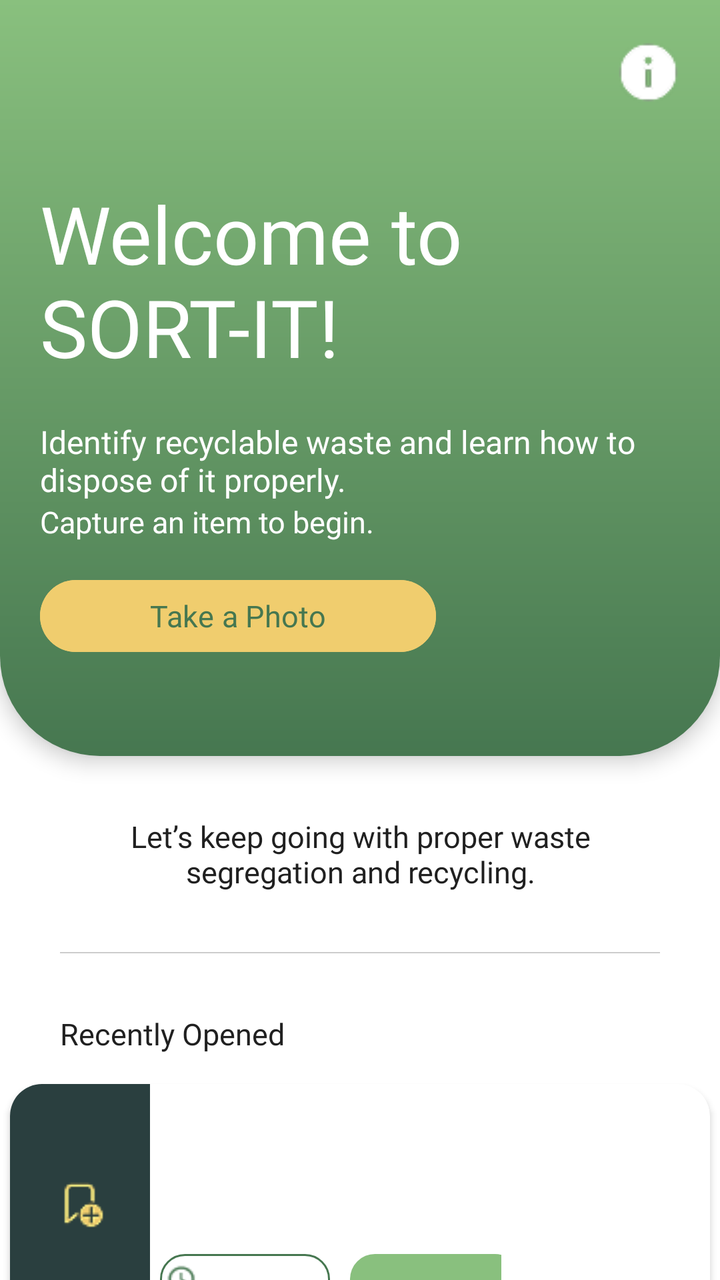
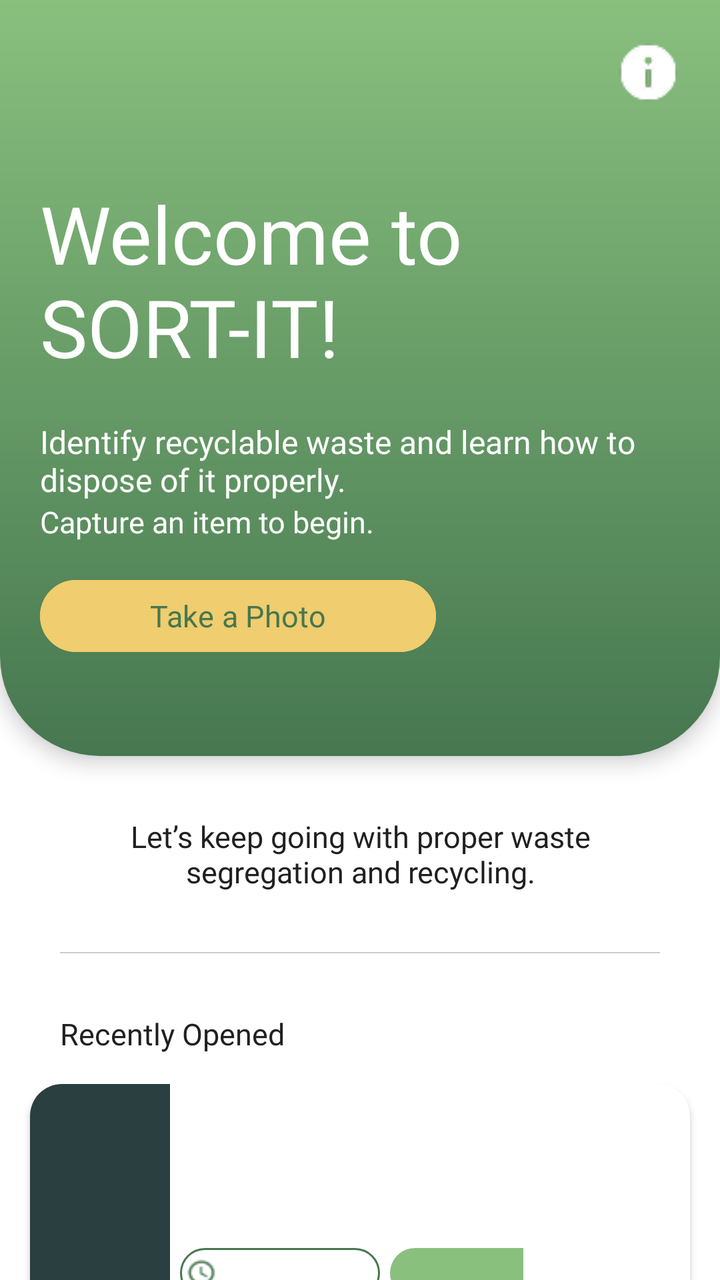

Screens rendered from an Android XML layout before and after an edit, with the pre-edit source and the edit as a unified diff.
<!-- AndroidManifest.xml: application theme Theme.SortItJSON -->
<!-- res/layout/fragment_new_home.xml -->
<?xml version="1.0" encoding="utf-8"?>
<FrameLayout xmlns:android="http://schemas.android.com/apk/res/android"
    android:layout_width="match_parent"
    android:layout_height="match_parent">

    <LinearLayout
        android:layout_width="match_parent"
        android:layout_height="match_parent"
        android:orientation="vertical"
        android:background="#FFFFFF">

        
        <FrameLayout
            android:layout_width="match_parent"
            android:layout_height="378dp"
            android:background="@drawable/home_header_bg"
            android:translationZ="6dp">

            
            <LinearLayout
                android:layout_width="match_parent"
                android:layout_height="match_parent"
                android:orientation="vertical"
                android:layout_marginTop="30dp">

                <TextView
                    android:id="@+id/titleText"
                    android:layout_width="match_parent"
                    android:layout_height="wrap_content"
                    android:layout_margin="20dp"
                    android:paddingTop="40dp"
                    android:fontFamily="@font/montserrat_extrabold"
                    android:text="Welcome to SORT-IT!"
                    android:textColor="#FFFFFF"
                    android:textSize="40sp" />

                <TextView
                    android:id="@+id/Desc1Text"
                    android:layout_width="343dp"
                    android:layout_height="wrap_content"
                    android:layout_marginStart="20dp"
                    android:fontFamily="@font/montserrat_semibold"
                    android:text="@string/Home_Desc1"
                    android:textColor="#FFFFFF"
                    android:textSize="16sp" />

                <TextView
                    android:id="@+id/Desc2Text"
                    android:layout_width="wrap_content"
                    android:layout_height="wrap_content"
                    android:layout_marginStart="20dp"
                    android:fontFamily="@font/montserrat_regular"
                    android:text="@string/Home_Desc2"
                    android:textColor="#FFFFFF"
                    android:textSize="15sp" />

                <Button
                    android:id="@+id/CaptureButon"
                    android:layout_width="198dp"
                    android:layout_height="44dp"
                    android:layout_marginStart="20dp"
                    android:layout_marginTop="15dp"
                    android:backgroundTint="#F0CD6E"
                    android:fontFamily="@font/montserrat_bold"
                    android:text="Take a Photo"
                    android:textAllCaps="false"
                    android:textColor="#467750"
                    android:textSize="15sp" />

            </LinearLayout>

            
            <ImageButton
                android:id="@+id/btnAbout"
                android:layout_width="40dp"
                android:layout_height="40dp"
                android:layout_gravity="top|end"
                android:layout_margin="16dp"
                android:background="@android:color/transparent"
                android:src="@drawable/aboutmenu"
                android:contentDescription="Info"
                android:padding="8dp" />

        </FrameLayout>

        
        <TextView
            android:layout_width="match_parent"
            android:layout_height="wrap_content"
            android:layout_margin="30dp"
            android:gravity="center"
            android:text="Let’s keep going with proper waste segregation and recycling."
            android:textColor="#202020"
            android:textSize="15sp"
            android:fontFamily="@font/montserrat_regular" />

        
        <View
            android:layout_width="match_parent"
            android:layout_height="0.5dp"
            android:layout_marginStart="30dp"
            android:layout_marginEnd="30dp"
            android:background="#CCCCCC" />

        
        <TextView
            android:layout_width="match_parent"
            android:layout_height="wrap_content"
            android:layout_marginStart="30dp"
            android:layout_marginEnd="30dp"
            android:layout_marginTop="30dp"
            android:layout_marginBottom="10dp"
            android:text="Recently Opened"
            android:textColor="#202020"
            android:textSize="15sp"
            android:fontFamily="@font/montserrat_semibold" />

        
        <com.google.android.material.card.MaterialCardView
            xmlns:android="http://schemas.android.com/apk/res/android"
            xmlns:app="http://schemas.android.com/apk/res-auto"
            android:layout_width="match_parent"
            android:layout_height="120dp"
            android:layout_margin="5dp"
            app:cardCornerRadius="16dp"
            app:cardElevation="2dp"
            app:strokeWidth="0dp"
            android:backgroundTint="@android:color/white">

            <LinearLayout
                android:layout_width="match_parent"
                android:layout_height="match_parent"
                android:orientation="horizontal">

                
                <LinearLayout
                    android:layout_width="70dp"
                    android:layout_height="match_parent"
                    android:background="#2A3F3F"
                    android:gravity="center">

                    <ImageButton
                        android:id="@+id/bookmark"
                        android:layout_width="wrap_content"
                        android:layout_height="wrap_content"
                        android:src="@drawable/notbookmark"
                        android:background="@android:color/transparent"
                        android:contentDescription="Bookmark" />

                </LinearLayout>

                
                <LinearLayout
                    android:layout_width="0dp"
                    android:layout_height="match_parent"
                    android:layout_weight="2.5"
                    android:orientation="vertical">

                    <TextView
                        android:id="@+id/title"
                        android:layout_width="match_parent"
                        android:layout_height="0dp"
                        android:layout_weight="2"
                        android:fontFamily="@font/montserrat_bold"
                        android:gravity="center_vertical"
                        android:padding="12dp"
                        android:textColor="#467750"
                        android:textSize="15sp" />

                    <LinearLayout
                        android:layout_width="match_parent"
                        android:layout_height="0dp"
                        android:layout_weight="1"
                        android:orientation="horizontal">

                        <LinearLayout
                            android:layout_width="85dp"
                            android:layout_height="wrap_content"
                            android:orientation="horizontal"
                            android:gravity="center_vertical"
                            android:background="@drawable/time_bg"
                            android:layout_margin="5dp"
                            android:padding="3dp">

                            <ImageView
                                android:layout_width="16dp"
                                android:layout_height="16dp"
                                android:src="@drawable/clock"
                                android:contentDescription="Clock Icon"
                                android:layout_marginEnd="4dp" />

                            <TextView
                                android:id="@+id/time"
                                android:layout_width="wrap_content"
                                android:layout_height="wrap_content"
                                android:textColor="#000000"
                                android:textSize="14sp"
                                android:fontFamily="@font/montserrat_semibold" />

                        </LinearLayout>

                        <LinearLayout
                            android:layout_width="85dp"
                            android:layout_height="wrap_content"
                            android:background="@drawable/difficulty_easy_bg"
                            android:layout_margin="5dp">

                            <TextView
                                android:id="@+id/difficulty"
                                android:layout_width="0dp"
                                android:layout_height="match_parent"
                                android:layout_weight="1"
                                android:padding="3dp"
                                android:gravity="center_horizontal"
                                android:textColor="#000000"
                                android:textSize="14sp"
                                android:fontFamily="@font/montserrat_semibold" />
                        </LinearLayout>

                    </LinearLayout>

                </LinearLayout>

                
                <ImageView
                    android:id="@+id/image"
                    android:layout_width="69dp"
                    android:layout_height="match_parent"
                    android:layout_weight="0.5"
                    android:scaleType="centerCrop" />

            </LinearLayout>

        </com.google.android.material.card.MaterialCardView>

    </LinearLayout>

</FrameLayout>
<!-- resources referenced by this layout -->
<resources>
  <!-- drawable aboutmenu: png bitmap (drawable, 993 bytes) -->
  <!-- drawable clock: png bitmap (drawable, 581 bytes) -->
  <!-- drawable difficulty_easy_bg (drawable) -->
  <?xml version="1.0" encoding="utf-8"?>
  <layer-list xmlns:android="http://schemas.android.com/apk/res/android">
  
      
      <item>
          <shape android:shape="rectangle">
  
              <solid android:color="#89C07E"/>
  
              
              <size android:height="25dp"/>
              <size android:width="74dp"/>
  
              <corners
                  android:topLeftRadius="50dp"
                  android:topRightRadius="50dp"
                  android:bottomLeftRadius="50dp"
                  android:bottomRightRadius="50dp"/>
  
          </shape>
      </item>
  
  </layer-list>
  <!-- drawable home_header_bg (drawable) -->
  <?xml version="1.0" encoding="utf-8"?>
  <layer-list xmlns:android="http://schemas.android.com/apk/res/android">
  
      
      <item>
          <shape android:shape="rectangle">
  
              
              <gradient
                  android:startColor="#467750"
                  android:endColor="#89C07E"
                  android:angle="90" />
  
              
              <size android:height="378dp"/>
  
              <corners
                  android:topLeftRadius="0dp"
                  android:topRightRadius="0dp"
                  android:bottomLeftRadius="50dp"
                  android:bottomRightRadius="50dp"/>
          </shape>
      </item>
  
  </layer-list>
  <!-- drawable notbookmark: png bitmap (drawable, 1077 bytes) -->
  <!-- drawable time_bg (drawable) -->
  <?xml version="1.0" encoding="utf-8"?>
  <layer-list xmlns:android="http://schemas.android.com/apk/res/android">
  
      
      <item>
          <shape android:shape="rectangle">
  
              <solid android:color="#FFFFFF"/>
  
              
              <stroke
                  android:width="1dp"
                  android:color="#467750"/>
  
              
              <size android:height="25dp"/>
              <size android:width="74dp"/>
  
              <corners
                  android:topLeftRadius="50dp"
                  android:topRightRadius="50dp"
                  android:bottomLeftRadius="50dp"
                  android:bottomRightRadius="50dp"/>
  
          </shape>
      </item>
  
  </layer-list>
  <string name="Home_Desc1">Identify recyclable waste and learn how to dispose of it properly.</string>
  <string name="Home_Desc2">Capture an item to begin.</string>
  <style name="Theme.SortItJSON" parent="Base.Theme.SortItJSON" />
  <style name="Base.Theme.SortItJSON" parent="Theme.Material3.DayNight.NoActionBar">
          
          <item name="colorPrimary">@color/darkgreen</item>
      </style>
  <color name="darkgreen">#467750</color>
</resources>

<!-- the commit's change to res/layout/fragment_new_home.xml (unified diff, before → after) -->
@@ -121,7 +121,9 @@
             xmlns:app="http://schemas.android.com/apk/res-auto"
             android:layout_width="match_parent"
             android:layout_height="120dp"
-            android:layout_margin="5dp"
+            android:layout_marginTop="5dp"
+            android:layout_marginLeft="15dp"
+            android:layout_marginRight="15dp"
             app:cardCornerRadius="16dp"
             app:cardElevation="2dp"
             app:strokeWidth="0dp"
@@ -137,17 +139,7 @@
                     android:layout_width="70dp"
                     android:layout_height="match_parent"
                     android:background="#2A3F3F"
-                    android:gravity="center">
-
-                    <ImageButton
-                        android:id="@+id/bookmark"
-                        android:layout_width="wrap_content"
-                        android:layout_height="wrap_content"
-                        android:src="@drawable/notbookmark"
-                        android:background="@android:color/transparent"
-                        android:contentDescription="Bookmark" />
-
-                </LinearLayout>
+                    android:gravity="center"/>
 
                 
                 <LinearLayout
@@ -165,7 +157,7 @@
                         android:gravity="center_vertical"
                         android:padding="12dp"
                         android:textColor="#467750"
-                        android:textSize="15sp" />
+                        android:textSize="16sp" />
 
                     <LinearLayout
                         android:layout_width="match_parent"
@@ -174,12 +166,14 @@
                         android:orientation="horizontal">
 
                         <LinearLayout
-                            android:layout_width="85dp"
+                            android:layout_width="100dp"
                             android:layout_height="wrap_content"
                             android:orientation="horizontal"
                             android:gravity="center_vertical"
                             android:background="@drawable/time_bg"
-                            android:layout_margin="5dp"
+                            android:layout_marginLeft="5dp"
+                            android:layout_marginBottom="5dp"
+                            android:layout_marginTop="2dp"
                             android:padding="3dp">
 
                             <ImageView
@@ -194,16 +188,18 @@
                                 android:layout_width="wrap_content"
                                 android:layout_height="wrap_content"
                                 android:textColor="#000000"
-                                android:textSize="14sp"
+                                android:textSize="13sp"
                                 android:fontFamily="@font/montserrat_semibold" />
 
                         </LinearLayout>
 
                         <LinearLayout
-                            android:layout_width="85dp"
+                            android:layout_width="90dp"
                             android:layout_height="wrap_content"
                             android:background="@drawable/difficulty_easy_bg"
-                            android:layout_margin="5dp">
+                            android:layout_marginLeft="5dp"
+                            android:layout_marginBottom="5dp"
+                            android:layout_marginTop="2dp">
 
                             <TextView
                                 android:id="@+id/difficulty"
@@ -212,8 +208,8 @@
                                 android:layout_weight="1"
                                 android:padding="3dp"
                                 android:gravity="center_horizontal"
-                                android:textColor="#000000"
-                                android:textSize="14sp"
+                                android:textColor="#FFFFFF"
+                                android:textSize="13sp"
                                 android:fontFamily="@font/montserrat_semibold" />
                         </LinearLayout>
 
@@ -226,7 +222,7 @@
                     android:id="@+id/image"
                     android:layout_width="69dp"
                     android:layout_height="match_parent"
-                    android:layout_weight="0.5"
+                    android:layout_weight="0.2"
                     android:scaleType="centerCrop" />
 
             </LinearLayout>
<!-- resource entries referenced after the edit -->
@@ -52,7 +52,6 @@
       </item>
   
   </layer-list>
-  <!-- drawable notbookmark: png bitmap (drawable, 1077 bytes) -->
   <!-- drawable time_bg (drawable) -->
   <?xml version="1.0" encoding="utf-8"?>
   <layer-list xmlns:android="http://schemas.android.com/apk/res/android">
